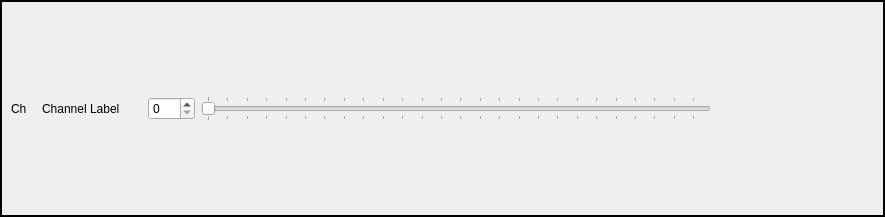
This is channel-slider/customlistitem.ui in kublasean/RecyclerViewQt as Qt 5 draws it before an edit. The edited form follows.
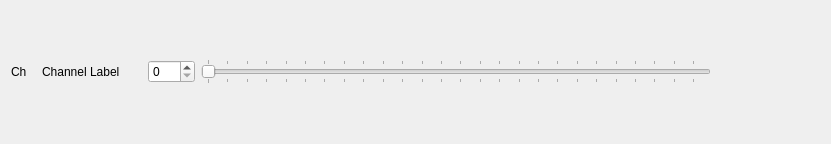
This is the edited form.

```diff
--- a/channel-slider/customlistitem.ui
+++ b/channel-slider/customlistitem.ui
@@ -6,37 +6,13 @@
    <rect>
     <x>0</x>
     <y>0</y>
-    <width>885</width>
-    <height>217</height>
+    <width>831</width>
+    <height>144</height>
    </rect>
   </property>
   <property name="windowTitle">
    <string>Form</string>
   </property>
-  <layout class="QHBoxLayout" name="horizontalLayout_2">
-   <property name="leftMargin">
-    <number>0</number>
-   </property>
-   <property name="topMargin">
-    <number>0</number>
-   </property>
-   <property name="rightMargin">
-    <number>0</number>
-   </property>
-   <property name="bottomMargin">
-    <number>0</number>
-   </property>
-   <item>
-    <widget class="QFrame" name="frame">
-     <property name="frameShape">
-      <enum>QFrame::Box</enum>
-     </property>
-     <property name="frameShadow">
-      <enum>QFrame::Plain</enum>
-     </property>
-     <property name="lineWidth">
-      <number>2</number>
-     </property>
      <layout class="QHBoxLayout" name="horizontalLayout">
       <item>
        <widget class="QLabel" name="channelLabel">
@@ -132,9 +108,6 @@
          </size>
         </property>
        </spacer>
-      </item>
-     </layout>
-    </widget>
    </item>
   </layout>
  </widget>
```
Lines whose indentation alone changed are shown as unchanged.
